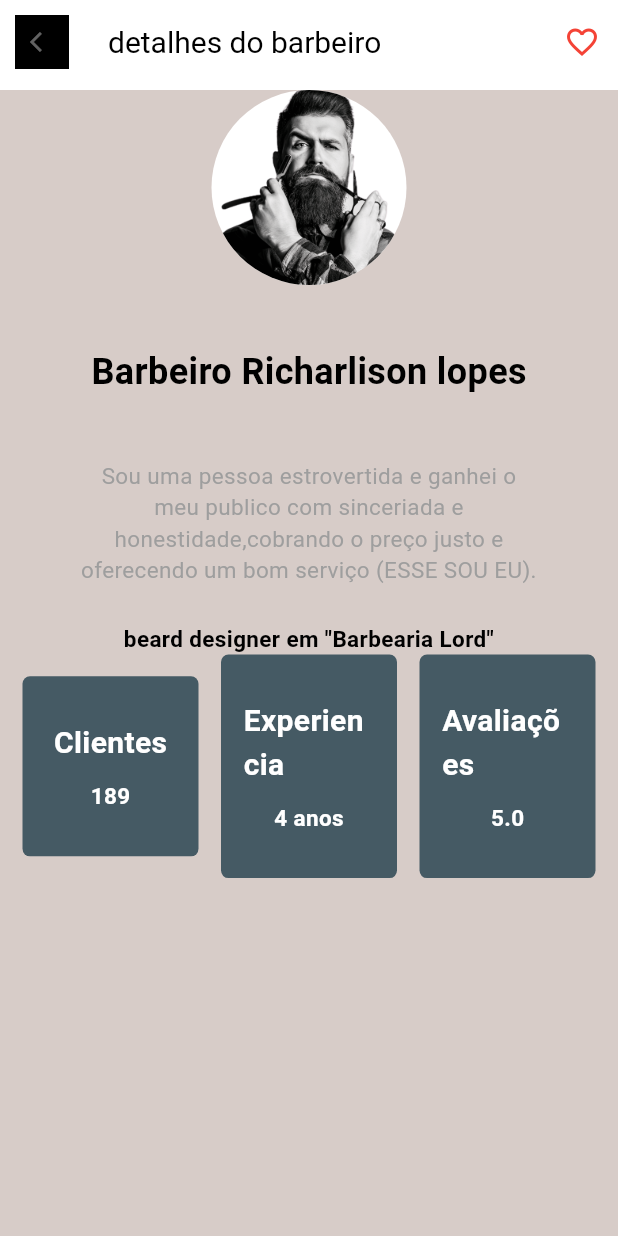
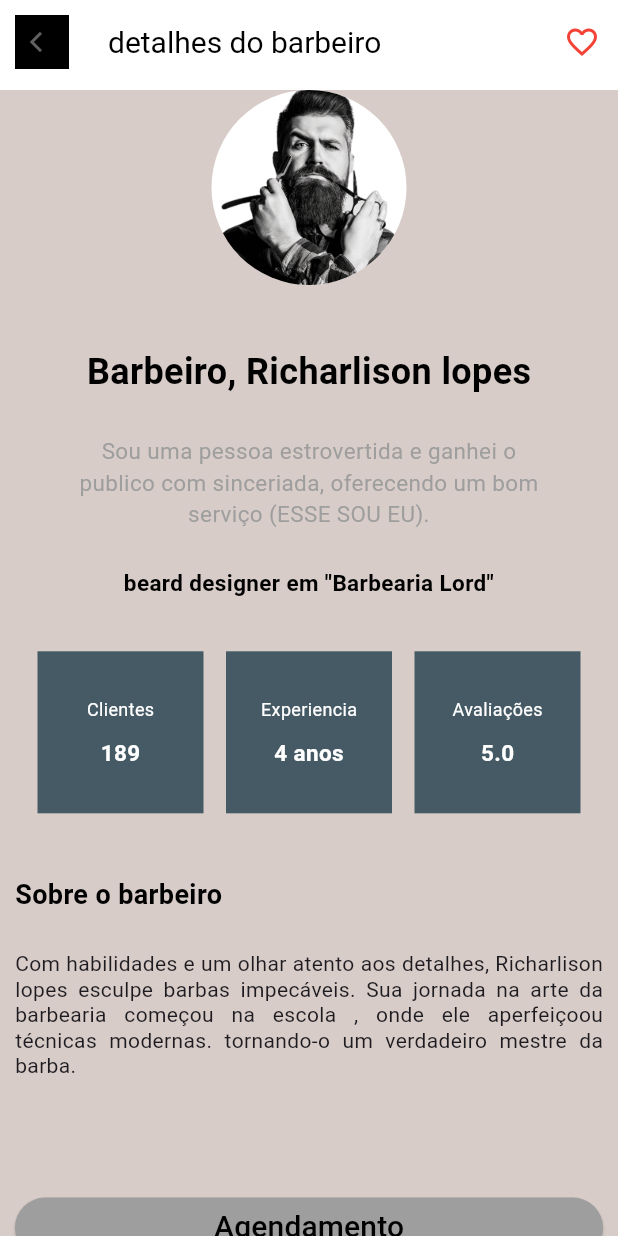
Before and after one commit to N0vais/Lord_barber, a Flutter app: the BarberDetail screen opened by its route, on a phone screen of 412 x 824 dp. Run offline on Flutter 3.47's test engine with Material 3 defaults, Android fonts, the light colour scheme and no system bars; our stand-ins replace font_awesome_flutter, lottie, table_calendar; network calls fail.

Commit message:
adicionado funcionalidades

```diff
--- a/lib/components/butomSocial.dart
+++ b/lib/components/butomSocial.dart
@@ -2,7 +2,7 @@ import 'package:barber_lord_definitivo/utils/config.dart';
 import 'package:flutter/material.dart';
 
 class ButomSocial extends StatelessWidget {
-  const ButomSocial({Key? key, required this.social}) : super(key: key);
+  const ButomSocial({super.key, required this.social});
 
   final String social;
 
--- a/lib/components/card_agenda.dart
+++ b/lib/components/card_agenda.dart
@@ -1,9 +1,8 @@
 //card do agendamento,da pagina principal
-import 'package:flutter/cupertino.dart';
 import 'package:flutter/material.dart';
 
 class CardAgenda extends StatelessWidget {
-  const CardAgenda({Key? key}) : super(key: key);
+  const CardAgenda({super.key});
 
   @override
   Widget build(BuildContext context) {
--- a/lib/components/card_agendamento.dart
+++ b/lib/components/card_agendamento.dart
@@ -1,12 +1,11 @@
 import 'package:barber_lord_definitivo/components/card_agenda.dart';
 import 'package:barber_lord_definitivo/utils/config.dart';
-import 'package:flutter/cupertino.dart';
 import 'package:flutter/material.dart';
 
 class CardAgendamento extends StatefulWidget {
   const CardAgendamento({
-    Key? key,
-  }) : super(key: key);
+    super.key,
+  });
 
   @override
   State<CardAgendamento> createState() => _CardAgendamento();
--- a/lib/components/custon_appbar.dart
+++ b/lib/components/custon_appbar.dart
@@ -57,7 +57,7 @@ class _CustonAppbarState extends State<CustonAppbar> {
             )
           : null,
       //se a acao ester vazia retarna nulo
-      actions: widget.actions ?? null,
+      actions: widget.actions,
     );
   }
 }
--- a/lib/main.dart
+++ b/lib/main.dart
@@ -1,6 +1,7 @@
-import 'package:barber_lord_definitivo/screens/authentication.dart';
 import 'package:barber_lord_definitivo/screens/barberDetail_page.dart';
+import 'package:barber_lord_definitivo/screens/bookin_screen.dart';
 import 'package:barber_lord_definitivo/screens/introduction.dart';
+import 'package:barber_lord_definitivo/screens/succesBokin_page.dart';
 import 'package:barber_lord_definitivo/utils/config.dart';
 import 'package:barber_lord_definitivo/utils/main_layout.dart';
 import 'package:flutter/material.dart';
@@ -51,6 +52,8 @@
         'intro': (context) => const Introduction(),
         'main':(context)=> const MainLayout(),
         'detalhe_barber': (context)=> const BarberDetail(),
+        'bookin': (context)=> const BookinScreen(),
+        'succes _bookin': (context)=> const SuccesbokinPage(),
       },
 
     );
--- a/lib/screens/agendamento.dart
+++ b/lib/screens/agendamento.dart
@@ -228,7 +228,7 @@ class _AgendamentoPageState extends State<AgendamentoPage> {
   }
 }
 class CardAgenda extends StatelessWidget {
-  const CardAgenda({Key? key}) : super(key: key);
+  const CardAgenda({super.key});
 
   @override
   Widget build(BuildContext context) {
--- a/lib/screens/barberDetail_page.dart
+++ b/lib/screens/barberDetail_page.dart
@@ -2,10 +2,12 @@ import 'package:barber_lord_definitivo/utils/config.dart';
 import 'package:flutter/material.dart';
 import 'package:font_awesome_flutter/font_awesome_flutter.dart';
 
+import '../components/butomLogin.dart';
 import '../components/custon_appbar.dart';
 
 class BarberDetail extends StatefulWidget {
-  const BarberDetail({Key? key}) : super(key: key);
+  const BarberDetail({super.key});
+
   @override
   State<BarberDetail> createState() => _BarberDetailState();
 }
@@ -21,6 +23,7 @@ class _BarberDetailState extends State<BarberDetail> {
         icon: const FaIcon(Icons.arrow_back_ios),
         actions: [
           IconButton(
+            //botao do favorito
             onPressed: () {
               setState(() {
                 isFavorite = !isFavorite;
@@ -34,14 +37,29 @@ class _BarberDetailState extends State<BarberDetail> {
         ],
       ),
       body: SafeArea(
+          child: SingleChildScrollView(
         child: Column(
           children: <Widget>[
-          ///aui vai o avtar e a introducao do barbeiro
             AboutBarber(),
 
+            ///aui vai o avtar e a introducao do barbeiro
+            DetalhesBarbeiro(),
+
             ///aqui vai os detalhes do barbeiro
-          BarberInfo(),
+            Config.spaceSmall,
+            Padding(
+              padding: const EdgeInsets.all(10),
+              child: Butomlogin(
+                  width: double.infinity,
+                  title: 'Agendamento',
+                  onPressed: () {
+                    //naavegaçao do botao
+                    Navigator.of(context).pushNamed('bookin');
+                  },
+                  disable: false),
+            )
           ],
+        ),
       )),
     );
   }
@@ -64,18 +82,18 @@ class AboutBarber extends StatelessWidget {
           ),
           Config.spaceMedian,
           Text(
-            'Barbeiro Richarlison lopes',
+            'Barbeiro, Richarlison lopes',
             style: TextStyle(
               color: Colors.black,
               fontSize: 24.0,
               fontWeight: FontWeight.bold,
             ),
           ),
-          Config.spaceMedian,
+          Config.spaceSmall,
           SizedBox(
             width: Config.widthSize * 0.75,
             child: const Text(
-              'Sou uma pessoa estrovertida e ganhei o meu publico com sinceriada e honestidade,cobrando o preço justo e oferecendo um bom serviço (ESSE SOU EU). ',
+              'Sou uma pessoa estrovertida e ganhei o publico com sinceriada, oferecendo um bom serviço (ESSE SOU EU). ',
               style: TextStyle(
                 color: Colors.grey,
                 fontSize: 15,
@@ -118,14 +136,24 @@ class DetalhesBarbeiro extends StatelessWidget {
         children: <Widget>[
           Config.spaceSmall,
           const BarberInfo(),
-          Config.spaceBig,
-          const Text('Sobre o barbeiro',
+          Config.spaceMedian,
+          const Text(
+            'Sobre o barbeiro',
             style: TextStyle(
-            color: Colors.black ,
-            fontSize: 12,
+              color: Colors.black,
+              fontSize: 18,
               fontWeight: FontWeight.w600,
             ),
-          )
+          ),
+          Config.spaceSmall,
+          Text(
+            "Com habilidades e um olhar atento aos detalhes, Richarlison lopes esculpe barbas impecáveis. Sua jornada na arte da barbearia começou na escola , onde ele aperfeiçoou técnicas modernas. tornando-o um verdadeiro mestre da barba.",
+            style: TextStyle(
+              height: 1.2,
+            ),
+            softWrap: true,
+            textAlign: TextAlign.justify,
+          ),
         ],
       ),
     );
@@ -140,17 +168,11 @@ class BarberInfo extends StatelessWidget {
     return Row(
       children: const <Widget>[
         SizedBox(width: 15),
-        InfoCard(
-            label: 'Clientes',
-            value: '189'),
+        InfoCard(label: 'Clientes', value: '189'),
         SizedBox(width: 15),
-        InfoCard(
-            label: 'Experiencia',
-            value: '4 anos'),
+        InfoCard(label: 'Experiencia', value: '4 anos'),
         SizedBox(width: 15),
-        InfoCard(
-            label: 'Avaliações',
-            value: '5.0'),
+        InfoCard(label: 'Avaliações', value: '5.0'),
         SizedBox(width: 15),
       ],
     );
@@ -165,10 +187,10 @@ class InfoCard extends StatelessWidget {
 
   @override
   Widget build(BuildContext context) {
-  return   Expanded(
+    return Expanded(
         child: Container(
       decoration: BoxDecoration(
-          borderRadius: BorderRadius.circular(5),
+        borderRadius: BorderRadius.circular(0),
         color: Colors.blueGrey.shade700,
       ),
       padding: const EdgeInsets.symmetric(vertical: 30, horizontal: 15),
@@ -178,8 +200,7 @@ class InfoCard extends StatelessWidget {
             label,
             style: const TextStyle(
               color: Colors.white,
-                fontSize: 20,
-                fontWeight: FontWeight.w600,
+              fontSize: 12,
             ),
           ),
           const SizedBox(height: 10),
--- a/lib/screens/telainicial_Screen.dart
+++ b/lib/screens/telainicial_Screen.dart
@@ -85,7 +85,7 @@ class _TelaPrincipalState extends State<TelaPrincipalScreen> {
                 width: 30,
                 margin: const EdgeInsets.symmetric(horizontal: 5),
                 decoration: BoxDecoration(
-                  borderRadius: BorderRadius.circular(20),
+                  borderRadius: BorderRadius.circular(0),
                   color: index == i
                       ? const Color(0xffffffff).withOpacity(0.8)
                       : Colors.grey.withOpacity(0.8),
--- a/lib/utils/config.dart
+++ b/lib/utils/config.dart
@@ -1,4 +1,3 @@
-import 'package:flutter/cupertino.dart';
 import 'package:flutter/material.dart';
 
 class Config {
--- a/pubspec.yaml
+++ b/pubspec.yaml
@@ -31,6 +31,8 @@ dependencies:
   flutter:
     sdk: flutter
   font_awesome_flutter: ^10.2.1
+  table_calendar: ^3.1.2
+  lottie: ^2.0.0
 
 
 
```
Also changed, not shown: assets/success.json (added, +14 -0 lines), lib/screens/authentication.dart (+11 -7 lines), lib/screens/bookin_screen.dart (added, +167 -0 lines), lib/screens/succesBokin_page.dart (added, +43 -0 lines), pubspec.lock. Lines whose indentation alone changed are shown as unchanged.
